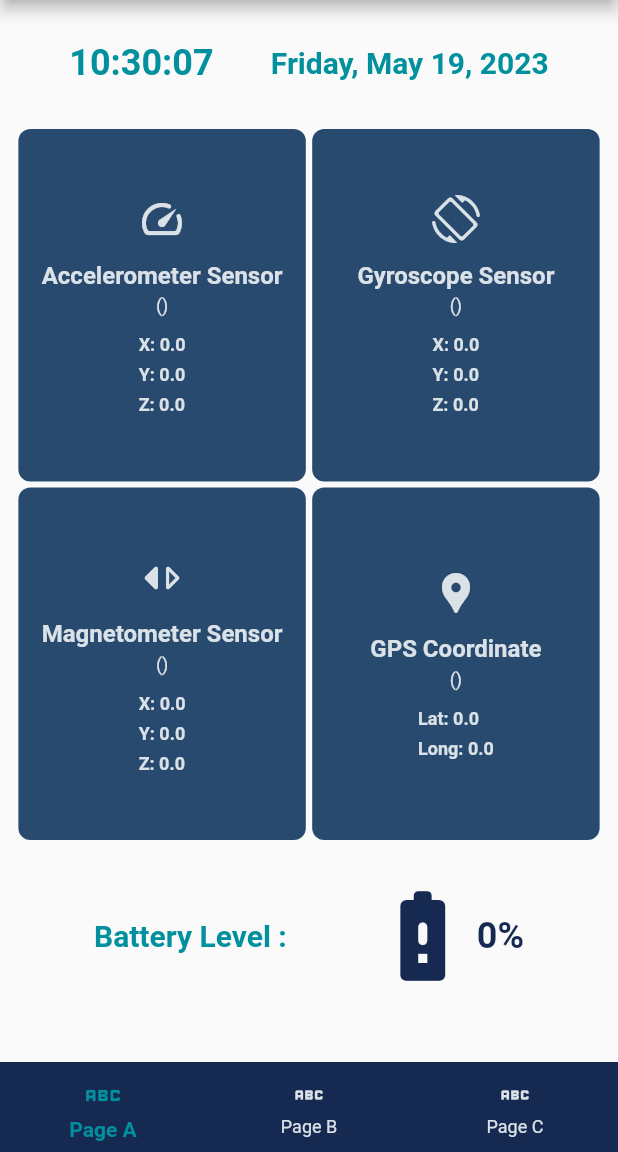
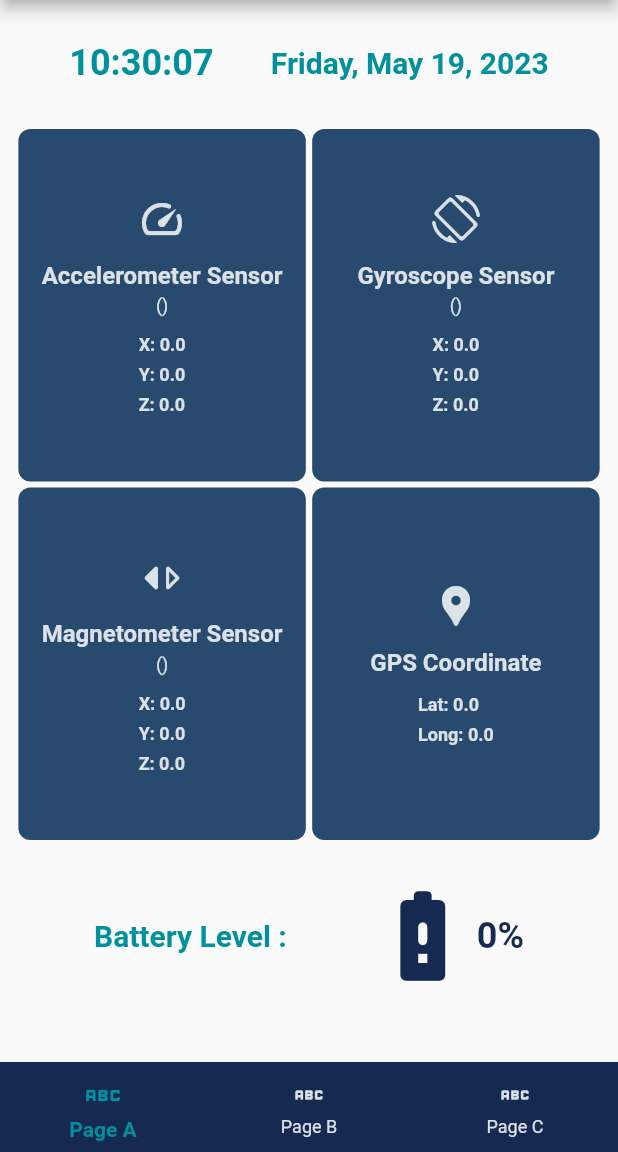
Before and after one commit to MauL08/SynapsisTest, a Flutter app: the screen it shows after launch, on a phone screen of 412 x 824 dp, the part 84-1236 px from its top. Run offline on Flutter 3.47's test engine with Material 2 defaults, Android fonts, the phone set to English and light mode, and no system bars; our stand-ins replace device_info_plus, geolocator, get, sensors_plus; missing offline and left inert: battery_info.

Commit message:
edit a page

```diff
--- a/lib/pages/a_page/a_page.dart
+++ b/lib/pages/a_page/a_page.dart
@@ -33,9 +33,9 @@ class _APageState extends State<APage> {
         ),
         builder: ((context, snapshot) {
           return Padding(
-            padding: EdgeInsets.fromLTRB(8, 12, 8, 12),
+            padding: const EdgeInsets.fromLTRB(8, 12, 8, 12),
             child: SingleChildScrollView(
-              physics: BouncingScrollPhysics(),
+              physics: const BouncingScrollPhysics(),
               child: Column(
                 children: [
                   const SizedBox(
@@ -213,7 +213,7 @@ class _APageState extends State<APage> {
                             ),
                           ],
                         ),
-                        SizedBox(
+                        const SizedBox(
                           height: 4,
                         ),
                         Row(
@@ -317,15 +317,6 @@ class _APageState extends State<APage> {
                                     ),
                                   ),
                                   const SizedBox(
-                                    height: 4,
-                                  ),
-                                  Text(
-                                    '(${state.phoneInfo})',
-                                    style: heading3Style.copyWith(
-                                      color: secondaryColor,
-                                    ),
-                                  ),
-                                  const SizedBox(
                                     height: 12,
                                   ),
                                   Column(
@@ -354,7 +345,7 @@ class _APageState extends State<APage> {
                             ),
                           ],
                         ),
-                        SizedBox(
+                        const SizedBox(
                           height: 28,
                         ),
                         Row(
```
